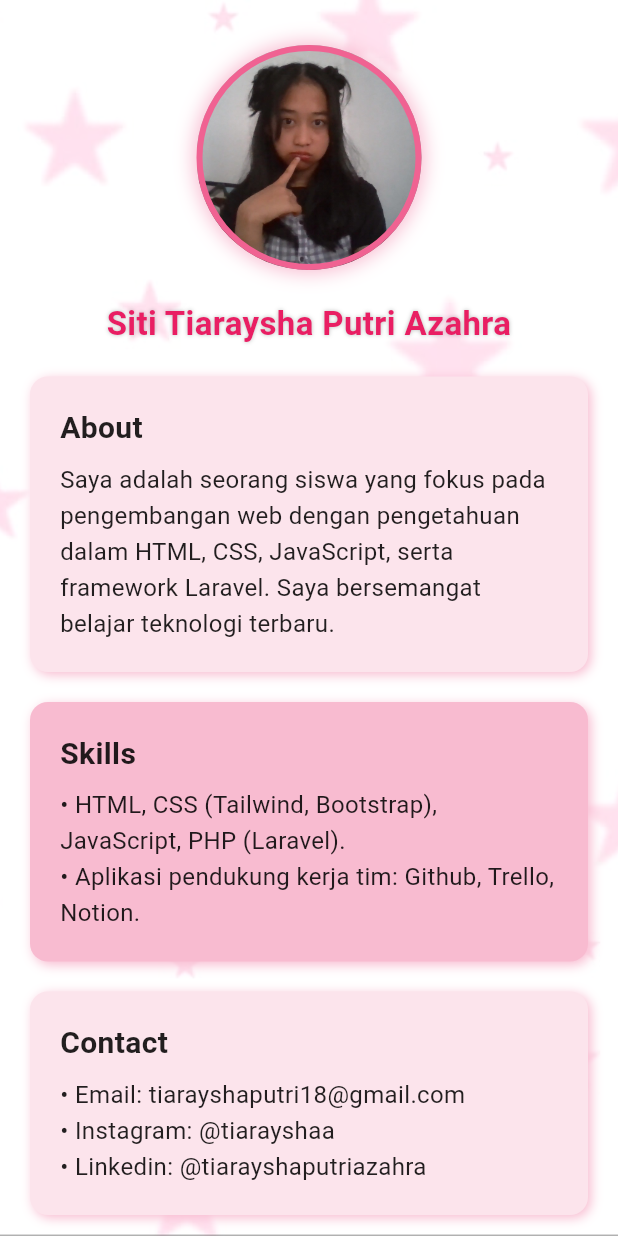
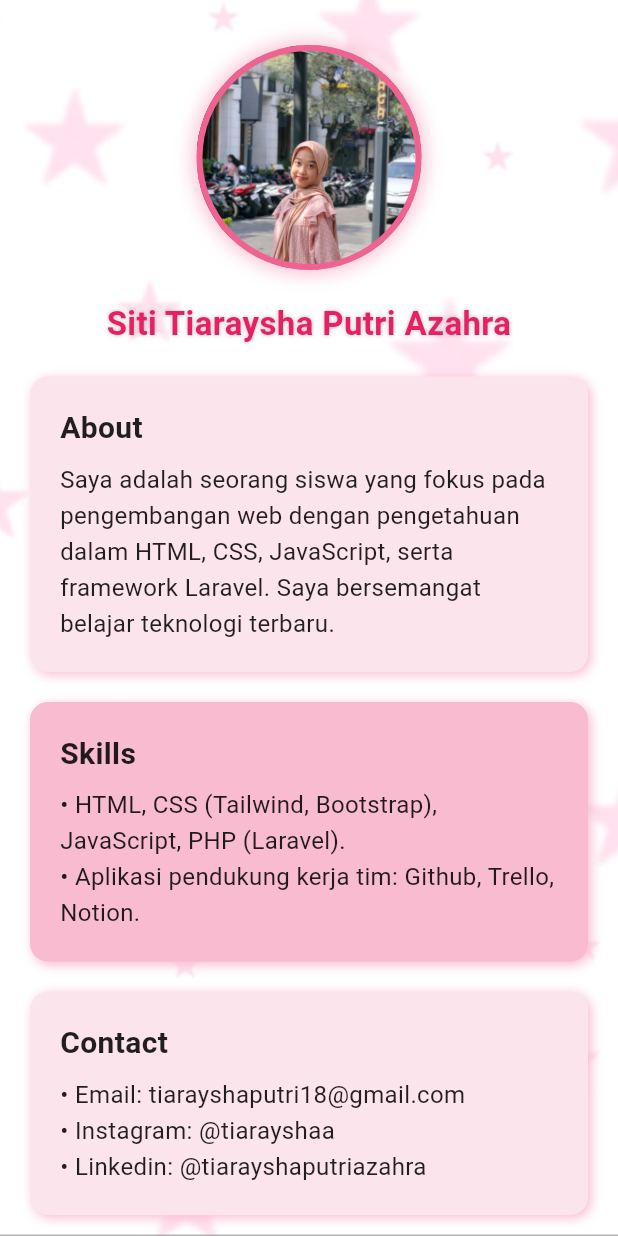
Before and after one commit to tiaraysha/flutter-profile, a Flutter app: the screen it shows after launch, after a tap on "See More", on a phone screen of 412 x 824 dp. Run offline on Flutter 3.47's test engine with Material 3 defaults, Android fonts, the phone set to English and light mode, and no system bars; Roboto replaces fonts that are missing (Poppins).

Commit message:
ini ganti foto

```diff
--- a/lib/detail_page.dart
+++ b/lib/detail_page.dart
@@ -113,7 +113,7 @@ class ProfilePicture extends StatelessWidget {
           ),
         ],
         image: const DecorationImage(
-          image: AssetImage("assets/images/tiara.jpg"),
+          image: AssetImage("assets/images/tiara pink.png"),
           fit: BoxFit.cover,
         ),
       ),
--- a/lib/main.dart
+++ b/lib/main.dart
@@ -71,7 +71,7 @@ class HomePage extends StatelessWidget {
                         shape: BoxShape.circle,
                         border: Border.all(color: Colors.pink.shade300, width: 4),
                         image: const DecorationImage(
-                          image: AssetImage("assets/images/tiara.jpg"),
+                          image: AssetImage("assets/images/tiara pink.png"),
                           fit: BoxFit.cover,
                         ),
                       ),
```
Also changed, not shown: assets/images/tiara pink.png (added).
